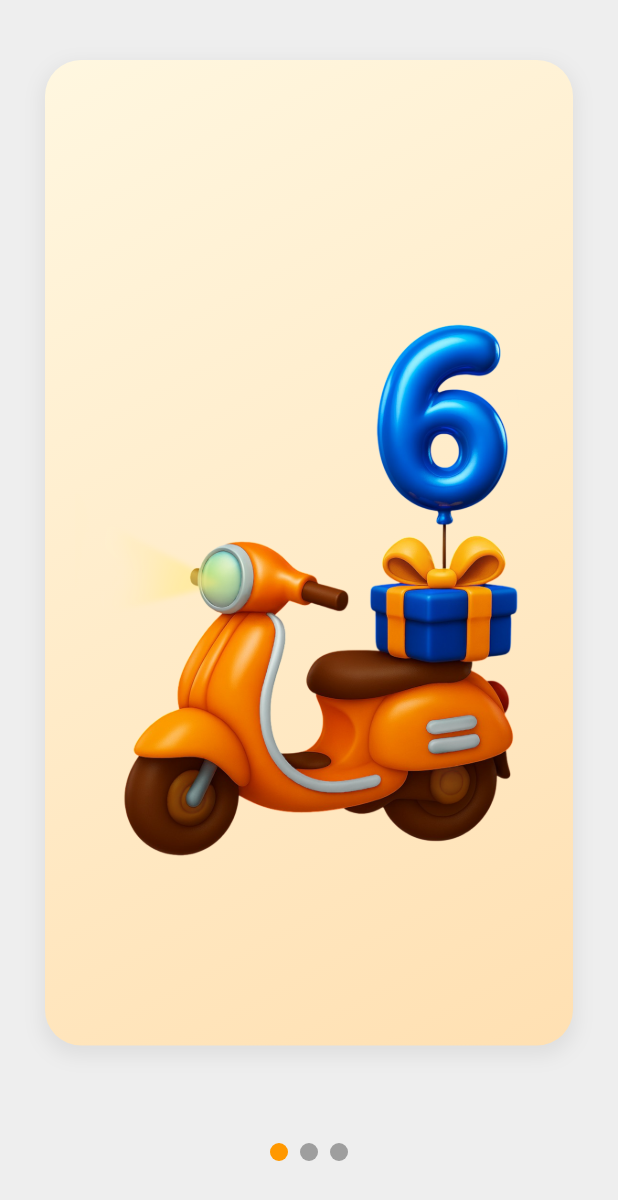
After one commit to Matin-RK0/zoodex_walk, a Flutter app: the OnboardingScreen screen opened directly, on a phone screen of 412 x 824 dp. The commit adds this screen. Shown: the top 1200 px of the screen. Run offline on Flutter 3.47's test engine with Material 3 defaults, Android fonts, the phone set to English and light mode, and no system bars; drawn by our look-alikes of smooth_page_indicator; our stand-ins replace carousel_slider, dartz, dio, flutter_svg, get_it; network calls fail.

Commit message:
add some thing goood

```diff
--- a/lib/features/homePage/presentation/pages/home_page.dart
+++ b/lib/features/homePage/presentation/pages/home_page.dart
@@ -4,6 +4,7 @@ import 'package:zoodex_walk/features/homePage/presentation/providers/banner_prov
 import 'package:zoodex_walk/features/homePage/presentation/widgets/banner_slider.dart';
 import 'package:zoodex_walk/features/homePage/presentation/widgets/custom_app_bar.dart';
 import 'package:zoodex_walk/features/homePage/presentation/widgets/search_box.dart';
+import 'package:zoodex_walk/features/homePage/presentation/widgets/slider.dart';
 import 'package:zoodex_walk/shared/widgets/test.dart';
 
 class HomePage extends StatefulWidget {
@@ -51,10 +52,18 @@ class _HomePageState extends State<HomePage> {
               else
                 BannerSlider(items: vm.banners),
               SizedBox(height: 16),
-              CustomGradientCardWithCircles(
-                title: 'زودکس پلاس',
-                subtitle: 'مدت زمان باقی‌مانده: 23 روز',
-                onBackPressed: () {},
+              GestureDetector(
+                onTap: () {
+                  Navigator.push(
+                    context,
+                    MaterialPageRoute(builder: (context) => OnboardingScreen()),
+                  );
+                },
+                child: CustomGradientCardWithCircles(
+                  title: 'زودکس پلاس',
+                  subtitle: 'مدت زمان باقی‌مانده: 23 روز',
+                  onBackPressed: () {},
+                ),
               ),
               SizedBox(height: 16),
               AddressCard(),
--- /dev/null
+++ b/lib/features/homePage/presentation/widgets/slider.dart
@@ -0,0 +1,118 @@
+import 'package:flutter/material.dart';
+import 'package:smooth_page_indicator/smooth_page_indicator.dart';
+
+class OnboardingScreen extends StatefulWidget {
+  const OnboardingScreen({super.key});
+
+  @override
+  State<OnboardingScreen> createState() => _OnboardingScreenState();
+}
+
+class _OnboardingScreenState extends State<OnboardingScreen> {
+  // کنترلر برای مدیریت صفحات PageView
+  final PageController _pageController = PageController();
+
+  // لیستی از مسیر تصاویر برای هر اسلاید
+  // شما باید این تصاویر را در پوشه assets قرار دهید
+  final List<String> _slideImages = [
+    'assets/1.png', // تصویر شما
+    'assets/1.png', // تصویر تستی دوم
+    'assets/1.png', // تصویر تستی سوم
+  ];
+
+  @override
+  void dispose() {
+    _pageController.dispose();
+    super.dispose();
+  }
+
+  @override
+  Widget build(BuildContext context) {
+    return Scaffold(
+      backgroundColor: Colors.grey[200], // یک رنگ پس‌زمینه برای کل صفحه
+      body: SafeArea(
+        child: Column(
+          mainAxisAlignment: MainAxisAlignment.center,
+          children: [
+            // ویجت PageView برای ساخت اسلایدر
+            Expanded(
+              child: PageView.builder(
+                controller: _pageController,
+                itemCount: _slideImages.length,
+                itemBuilder: (context, index) {
+                  return SlideCard(imagePath: _slideImages[index]);
+                },
+              ),
+            ),
+
+            // فاصله بین اسلایدر و نشانگرها
+            const SizedBox(height: 25),
+
+            // نشانگرهای صفحه (dots)
+            SmoothPageIndicator(
+              controller: _pageController,
+              count: _slideImages.length,
+              effect: const WormEffect(
+                dotHeight: 12,
+                dotWidth: 12,
+                activeDotColor: Colors.orange,
+                dotColor: Colors.grey,
+              ),
+            ),
+
+            const SizedBox(height: 50), // فاصله از پایین صفحه
+          ],
+        ),
+      ),
+    );
+  }
+}
+
+// ویجت سفارشی برای نمایش هر کارت اسلاید
+class SlideCard extends StatelessWidget {
+  final String imagePath;
+
+  const SlideCard({
+    super.key,
+    required this.imagePath,
+  });
+
+  @override
+  Widget build(BuildContext context) {
+    return Padding(
+      // فاصله کارت از اطراف
+      padding: const EdgeInsets.symmetric(horizontal: 30, vertical: 40),
+      child: Container(
+        decoration: BoxDecoration(
+          borderRadius: BorderRadius.circular(24),
+          gradient: const LinearGradient(
+            colors: [
+              Color(0xFFFFF7E0), // زرد بسیار روشن
+              Color(0xFFFFE0B2), // نارنجی کم‌رنگ
+            ],
+            begin: Alignment.topLeft,
+            end: Alignment.bottomRight,
+          ),
+          boxShadow: [
+            BoxShadow(
+              color: Colors.grey.withOpacity(0.2),
+              spreadRadius: 2,
+              blurRadius: 10,
+              offset: const Offset(0, 5),
+            ),
+          ],
+        ),
+        child: Center(
+          child: Padding(
+            padding: const EdgeInsets.all(20.0),
+            // نمایش تصویر
+            child: Image.asset(
+              imagePath,
+              fit: BoxFit.contain,
+            ),
+          ),
+        ),
+      ),
+    );
+  }
+}
--- a/pubspec.yaml
+++ b/pubspec.yaml
@@ -40,6 +40,7 @@ dependencies:
   dartz: ^0.10.1
   carousel_slider: ^5.0.0
   get_it: ^8.0.3
+  smooth_page_indicator: ^1.2.1
 
 dev_dependencies:
   flutter_test:
@@ -64,9 +65,8 @@ flutter:
   uses-material-design: true
 
   # To add assets to your application, add an assets section, like this:
-  # assets:
-  #   - images/a_dot_burr.jpeg
-  #   - images/a_dot_ham.jpeg
+  assets:
+    - assets/1.png
 
   # An image asset can refer to one or more resolution-specific "variants", see
   # https://flutter.dev/to/resolution-aware-images
```
Also changed, not shown: assets/1.png (added), lib/main.dart (line endings or trailing spaces), pubspec.lock.
